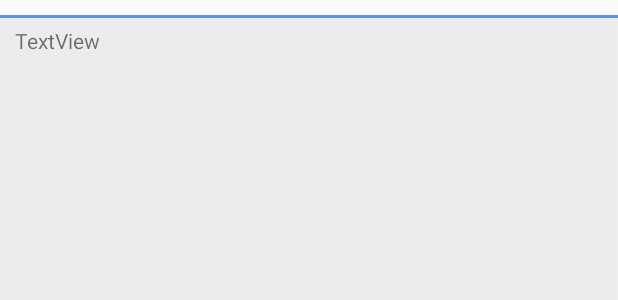
After one commit to TanCan1998/hello_opc, an Android app: the layout item_readings_dialog.xml on its own in the app's theme, with its tools: preview values and no code run, on a phone screen of 412 x 824 dp. The commit adds this screen. Shown: the top 300 px of the screen. Run offline under Robolectric (Android 15) with nearby library versions, the phone set to English and light mode, and no system bars.

```diff
--- a/app/src/main/java/com/example/hello/ui/activity/ListSubscriptionActivity.java
+++ b/app/src/main/java/com/example/hello/ui/activity/ListSubscriptionActivity.java
@@ -46,7 +46,7 @@ public class ListSubscriptionActivity extends BaseActivity {
         }
 
         listSubscriptions = findViewById(R.id.listSubscriptions);
-        adapter = new SubscriptionAdapter(ListSubscriptionActivity.this, R.layout.item_subscriptions, manager.getSessions().get(session_position).getSubscriptions());
+        adapter = new SubscriptionAdapter(ListSubscriptionActivity.this, R.layout.item_subscriptions, manager.getSessions().get(session_position).getSubscriptions(), R.layout.item_readings);
         listSubscriptions.setAdapter(adapter);
         listSubscriptions.setOnItemClickListener(new AdapterView.OnItemClickListener() {
             @Override
--- a/app/src/main/java/com/example/hello/ui/fragment/BrowseContainerFragment.java
+++ b/app/src/main/java/com/example/hello/ui/fragment/BrowseContainerFragment.java
@@ -244,7 +244,7 @@ public class BrowseContainerFragment extends Fragment {
             final Dialog dialog = new Dialog(Objects.requireNonNull(getContext()), R.style.AppAlert);
             dialog.setContentView(R.layout.dialog_list_subscription);
             listSubscriptions = dialog.findViewById(R.id.listSubscriptions);
-            adapter = new SubscriptionAdapter(getContext(), R.layout.item_subscriptions, sessionElement.getSubscriptions());
+            adapter = new SubscriptionAdapter(getContext(), R.layout.item_readings, sessionElement.getSubscriptions(), R.layout.item_readings_dialog);
             listSubscriptions.setAdapter(adapter);
             listSubscriptions.setOnItemClickListener(new AdapterView.OnItemClickListener() {
                 @Override
--- a/app/src/main/res/layout/dialog_list_subscription.xml
+++ b/app/src/main/res/layout/dialog_list_subscription.xml
@@ -21,6 +21,5 @@
         android:layout_width="match_parent"
         android:layout_height="match_parent"
         android:layout_below="@+id/textView5"
-        android:divider="@null"
-        android:layoutAnimation="@anim/file_list_anim_layout" />
+        android:divider="@null" />
 </RelativeLayout>
--- /dev/null
+++ b/app/src/main/res/layout/item_readings_dialog.xml
@@ -0,0 +1,34 @@
+<?xml version="1.0" encoding="utf-8"?>
+<LinearLayout xmlns:android="http://schemas.android.com/apk/res/android"
+    xmlns:tools="http://schemas.android.com/tools"
+    android:layout_width="match_parent"
+    android:layout_height="match_parent"
+    android:orientation="vertical">
+
+    <LinearLayout
+        android:layout_width="match_parent"
+        android:layout_height="match_parent"
+        android:layout_marginTop="10dp"
+        android:background="@color/nodeBackground"
+        android:elevation="8dp"
+        android:orientation="vertical"
+        tools:ignore="UselessParent">
+
+        <ImageView
+            android:id="@+id/divider"
+            android:layout_width="match_parent"
+            android:layout_height="2dp"
+            android:background="@color/colorPrimaryDark"
+            tools:ignore="ContentDescription" />
+
+        <TextView
+            android:id="@+id/txtReaging"
+            android:layout_width="wrap_content"
+            android:layout_height="wrap_content"
+            android:layout_marginTop="5dp"
+            android:layout_marginStart="10dp"
+            android:layout_marginEnd="10dp"
+            android:layout_marginBottom="10dp"
+            tools:text="TextView" />
+    </LinearLayout>
+</LinearLayout>
```
Also changed, not shown: app/src/main/java/com/example/hello/ui/adapter/SubscriptionAdapter.java (+14 -5 lines).
